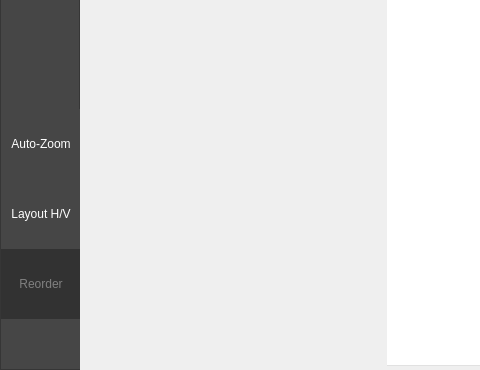
Before: the Qt Designer form bt_editor/mainwindow.ui in BehaviorTree/Groot, drawn with Qt 5; both pictures show x 0 to 480 and y 418 to 788 of the 814 by 788 pixel window.
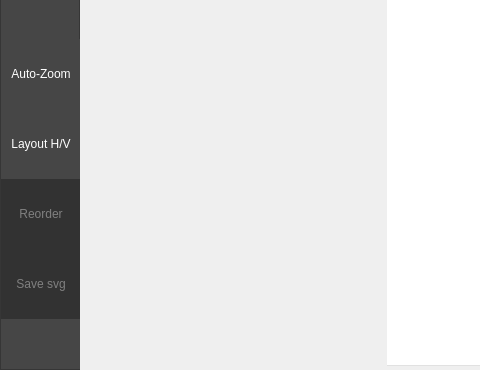
After: the same form once the commit is applied. Icons and pictures are not drawn.

Commit message: Add button to save svg files (#186)

```diff
--- a/bt_editor/mainwindow.ui
+++ b/bt_editor/mainwindow.ui
@@ -577,6 +577,71 @@
          </property>
         </widget>
        </item>
+       <item>
+        <widget class="QToolButton" name="toolButtonSaveSvg">
+         <property name="enabled">
+          <bool>false</bool>
+         </property>
+         <property name="sizePolicy">
+          <sizepolicy hsizetype="Fixed" vsizetype="Fixed">
+           <horstretch>80</horstretch>
+           <verstretch>70</verstretch>
+          </sizepolicy>
+         </property>
+         <property name="minimumSize">
+          <size>
+           <width>80</width>
+           <height>70</height>
+          </size>
+         </property>
+         <property name="font">
+          <font>
+           <pointsize>9</pointsize>
+          </font>
+         </property>
+         <property name="focusPolicy">
+          <enum>Qt::NoFocus</enum>
+         </property>
+         <property name="styleSheet">
+          <string notr="true">QToolButton {
+    color:white;
+}
+
+QToolButton:hover{
+   background-color: rgb(110, 110, 110);
+}
+
+QToolButton:pressed{
+  background-color: rgb(50, 150, 0)
+}
+
+QToolButton:disabled{
+  color:gray;
+  background-color: rgb(50, 50, 50)
+}
+</string>
+         </property>
+         <property name="text">
+          <string>Save svg</string>
+         </property>
+         <property name="icon">
+          <iconset resource="resources/icons.qrc">
+           <normaloff>:/icons/svg/save_white.svg</normaloff>:/icons/svg/save_white.svg</iconset>
+         </property>
+         <property name="iconSize">
+          <size>
+           <width>32</width>
+           <height>32</height>
+          </size>
+         </property>
+         <property name="toolButtonStyle">
+          <enum>Qt::ToolButtonTextUnderIcon</enum>
+         </property>
+         <property name="autoRaise">
+          <bool>true</bool>
+         </property>
+        </widget>
+       </item>
        <item>
         <widget class="QFrame" name="semaphoreFrame">
          <property name="minimumSize">
```
Left out of the diff: 3 changed lines with no effect on the pictures. The commit also changes 4 other files.
